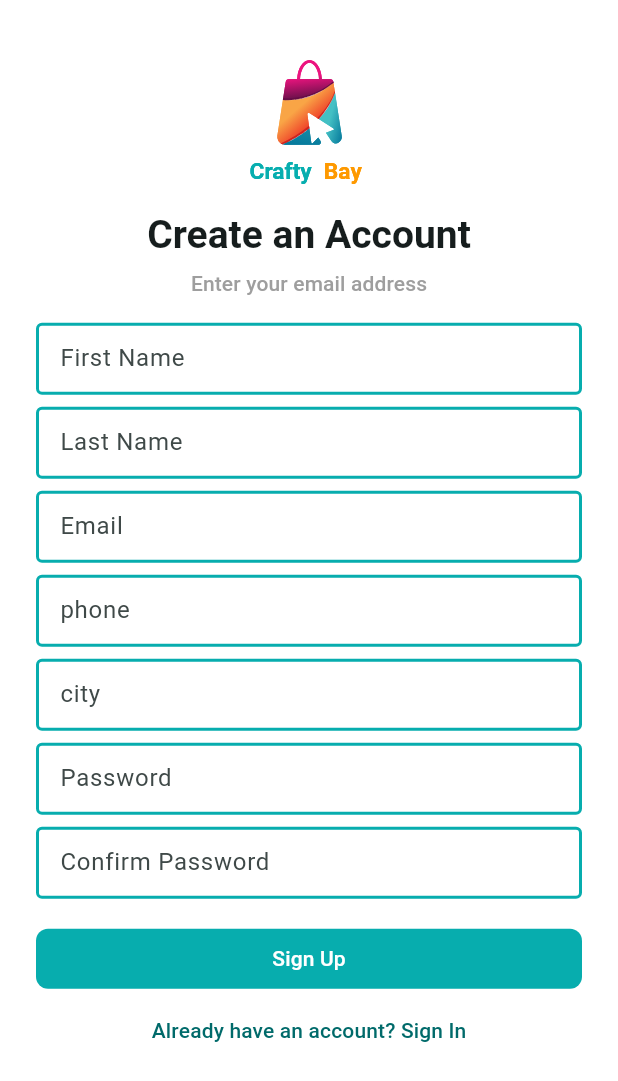
After one commit to kdrbipul/ostad_14_ecommerce_project_crafty_bay, a Flutter app: the SignUpScreen screen opened directly, on a phone screen of 412 x 824 dp. The commit adds this screen. Shown: the top 1081 px of the screen. Run offline on Flutter 3.47's test engine with Material 3 defaults, Android fonts, the phone set to English and light mode, and no system bars; our stand-ins replace email_validator, firebase_core, firebase_crashlytics, flutter_svg, shared_preferences; accounts and stored records are empty.

Commit message:
sign up screen complete

```diff
--- a/lib/app/extensions/localization_extension.dart
+++ b/lib/app/extensions/localization_extension.dart
@@ -2,6 +2,7 @@
 import 'package:flutter/material.dart';
 import 'package:ostad_14_ecommerce_project_crafty_bay/l10n/app_localizations.dart';
 
+
 extension LocalizationExtension on BuildContext {
   AppLocalizations get localization => AppLocalizations.of(this)!;
 }
--- a/lib/app/routes.dart
+++ b/lib/app/routes.dart
@@ -1,6 +1,7 @@
 import 'package:flutter/material.dart';
-import 'package:ostad_14_ecommerce_project_crafty_bay/features/auth/presentation/screens/sign_in_screen.dart';
 
+import '../features/auth/presentation/screens/sign_in_screen.dart';
+import '../features/auth/presentation/screens/sign_up_screen.dart';
 import '../features/auth/presentation/screens/splash_screen.dart';
 
 class AppRoutes {
@@ -11,6 +12,8 @@ class AppRoutes {
         widget = SplashScreen();
       case SignInScreen.name:
         widget = SignInScreen();
+      case SignUpScreen.name:
+        widget = SignUpScreen();
     }
     return MaterialPageRoute(builder: (ctx) => widget);
   }
--- a/lib/features/auth/presentation/screens/sign_in_screen.dart
+++ b/lib/features/auth/presentation/screens/sign_in_screen.dart
@@ -1,7 +1,8 @@
 import 'package:flutter/material.dart';
-import 'package:ostad_14_ecommerce_project_crafty_bay/features/shared/presentation/utils/validators.dart';
+import 'package:ostad_14_ecommerce_project_crafty_bay/features/auth/presentation/screens/sign_up_screen.dart';
 
 import '../../../../app/extensions/localization_extension.dart';
+import '../../../shared/presentation/utils/validators.dart';
 import '../widgets/app_logo.dart';
 
 class SignInScreen extends StatefulWidget {
@@ -68,7 +69,7 @@ class _SignInScreenState extends State<SignInScreen> {
                     child: Text(context.localization.signIn),
                   ),
                   TextButton(onPressed: _onTapSignUpButton,
-                      child: Text("Dont have an account? Sign Up"),
+                      child: Text("Don't have an account? Sign Up"),
                   ),
                 ],
               ),
@@ -84,7 +85,9 @@ class _SignInScreenState extends State<SignInScreen> {
 
     }
   }
-  void _onTapSignUpButton() {}
+  void _onTapSignUpButton() {
+    Navigator.pushNamed(context, SignUpScreen.name);
+  }
 
   @override
   void dispose() {
--- /dev/null
+++ b/lib/features/auth/presentation/screens/sign_up_screen.dart
@@ -0,0 +1,176 @@
+import 'package:flutter/material.dart';
+import 'package:ostad_14_ecommerce_project_crafty_bay/features/shared/presentation/utils/validators.dart';
+
+import '../../../../app/extensions/localization_extension.dart';
+import '../widgets/app_logo.dart';
+
+class SignUpScreen extends StatefulWidget {
+  const SignUpScreen({super.key});
+
+  static const String name = '/sing-up';
+
+  @override
+  State<SignUpScreen> createState() => _SignUpScreenState();
+}
+
+class _SignUpScreenState extends State<SignUpScreen> {
+  final TextEditingController _firstNameTEController = TextEditingController();
+  final TextEditingController _lastNameTEController = TextEditingController();
+  final TextEditingController _emailTEController = TextEditingController();
+  final TextEditingController _phoneTEController = TextEditingController();
+  final TextEditingController _cityTEController = TextEditingController();
+  final TextEditingController _passwordTEController = TextEditingController();
+  final TextEditingController _confirmPasswordTEController = TextEditingController();
+
+  final GlobalKey<FormState> _formKey = GlobalKey<FormState>();
+
+  @override
+  Widget build(BuildContext context) {
+    final textTheme = TextTheme.of(context);
+
+    return SafeArea(
+      child: Scaffold(
+        body: SingleChildScrollView(
+          child: Padding(
+            padding: const .all(24),
+            child: Form(
+              key: _formKey,
+              autovalidateMode: .onUserInteraction,
+              onChanged: () {},
+              child: Column(
+                children: [
+                  const SizedBox(height: 16),
+                  AppLogo(width: 80),
+                  const SizedBox(height: 16),
+                  Text('Create an Account', style: textTheme.titleLarge),
+                  const SizedBox(height: 6),
+                  Text('Enter your email address', style: textTheme.labelLarge),
+                  const SizedBox(height: 16),
+                  TextFormField(
+                    controller: _firstNameTEController,
+                    textInputAction: .next,
+                    keyboardType: .text,
+                    decoration: InputDecoration(
+                      labelText: context.localization.firstName,
+                      hintText: context.localization.firstName,
+                    ),
+                    validator: (String? value) => Validators.validateInput(
+                      value,
+                      "Enter your first name",
+                    ),
+                  ),
+                  const SizedBox(height: 8),
+                  TextFormField(
+                    controller: _lastNameTEController,
+                    textInputAction: .next,
+                    keyboardType: .text,
+                    decoration: InputDecoration(
+                      labelText: context.localization.lastName,
+                      hintText: context.localization.lastName,
+                    ),
+                    validator: (String? value) =>
+                        Validators.validateInput(value, "Enter your last name"),
+                  ),
+                  const SizedBox(height: 8),
+                  TextFormField(
+                    controller: _emailTEController,
+                    textInputAction: .next,
+                    keyboardType: .emailAddress,
+                    decoration: InputDecoration(
+                      labelText: context.localization.email,
+                      hintText: context.localization.email,
+                    ),
+                    validator: (String? value) =>
+                        Validators.validateEmail(value),
+                  ),
+                  const SizedBox(height: 8),
+                  TextFormField(
+                    controller: _phoneTEController,
+                    textInputAction: .next,
+                    keyboardType: .number,
+                    decoration: InputDecoration(
+                      labelText: context.localization.phone,
+                      hintText: context.localization.phone,
+                    ),
+                    validator: (String? value) => Validators.validateInput(
+                      value,
+                      "Enter your phone number",
+                    ),
+                  ),
+                  const SizedBox(height: 8),
+                  TextFormField(
+                    controller: _cityTEController,
+                    textInputAction: .next,
+                    keyboardType: .number,
+                    decoration: InputDecoration(
+                      labelText: context.localization.city,
+                      hintText: context.localization.city,
+                    ),
+                    validator: (String? value) => Validators.validateInput(
+                      value,
+                      "Enter your City",
+                    ),
+                  ),
+                  const SizedBox(height: 8),
+                  TextFormField(
+                    controller: _passwordTEController,
+                    obscureText: true,
+                    keyboardType: .visiblePassword,
+                    obscuringCharacter: '*',
+                    decoration: InputDecoration(
+                      labelText: context.localization.password,
+                      hintText: context.localization.password,
+                    ),
+                    validator: (input) => Validators.validatePassword(input),
+                  ),
+                  const SizedBox(height: 8),
+                  TextFormField(
+                    controller: _confirmPasswordTEController,
+                    obscureText: true,
+                    keyboardType: .visiblePassword,
+                    obscuringCharacter: '*',
+                    decoration: InputDecoration(
+                      labelText: context.localization.confirmPassword,
+                      hintText: context.localization.confirmPassword,
+                    ),
+                    validator: (input) => Validators.validatePassword(input),
+                  ),
+                  const SizedBox(height: 16),
+                  FilledButton(
+                    onPressed: _onTapSignUpButton,
+                    child: Text(context.localization.signUp),
+                  ),
+                  TextButton(
+                    onPressed: _onTapSignInButton,
+                    child: Text("Already have an account? Sign In"),
+                  ),
+                ],
+              ),
+            ),
+          ),
+        ),
+      ),
+    );
+  }
+
+  void _onTapSignInButton() {
+    Navigator.pop(context);
+  }
+
+  void _onTapSignUpButton() {
+    if (_formKey.currentState!.validate()) {}
+  }
+
+  @override
+  void dispose() {
+    // TODO: implement dispose
+    _firstNameTEController.dispose();
+    _lastNameTEController.dispose();
+    _emailTEController.dispose();
+    _phoneTEController.dispose();
+    _cityTEController.dispose();
+    _passwordTEController.dispose();
+    _confirmPasswordTEController.dispose();
+    super.dispose();
+  }
+}
--- a/lib/l10n/app_bn.arb
+++ b/lib/l10n/app_bn.arb
@@ -2,5 +2,11 @@
   "version" : "সংস্করণ",
   "email"   : "Email bn",
   "password" : "Password bn",
-  "signIn"    : "প্রবেশ করুন"
+  "signIn"    : "প্রবেশ করুন",
+  "signUp" : "Sign Up",
+  "firstName" : "নামের প্রথম অংশ",
+  "lastName" : "নামের শেষ অংশ",
+  "confirmPassword" : "Confirm Password",
+  "phone" : "মোবাইল নাম্বার",
+  "city" : "শহর"
 }
--- a/lib/l10n/app_en.arb
+++ b/lib/l10n/app_en.arb
@@ -2,5 +2,11 @@
     "version" : "Version",
     "email"   : "Email",
     "password" : "Password",
-    "signIn"    : "Sign In"
+    "signIn"    : "Sign In",
+    "signUp" : "Sign Up",
+    "firstName" : "First Name",
+    "lastName" : "Last Name",
+    "confirmPassword" : "Confirm Password",
+    "phone" : "phone",
+    "city" : "city"
 }
--- a/lib/l10n/app_localizations.dart
+++ b/lib/l10n/app_localizations.dart
@@ -121,6 +121,42 @@ abstract class AppLocalizations {
   /// In en, this message translates to:
   /// **'Sign In'**
   String get signIn;
+
+  /// No description provided for @signUp.
+  ///
+  /// In en, this message translates to:
+  /// **'Sign Up'**
+  String get signUp;
+
+  /// No description provided for @firstName.
+  ///
+  /// In en, this message translates to:
+  /// **'First Name'**
+  String get firstName;
+
+  /// No description provided for @lastName.
+  ///
+  /// In en, this message translates to:
+  /// **'Last Name'**
+  String get lastName;
+
+  /// No description provided for @confirmPassword.
+  ///
+  /// In en, this message translates to:
+  /// **'Confirm Password'**
+  String get confirmPassword;
+
+  /// No description provided for @phone.
+  ///
+  /// In en, this message translates to:
+  /// **'phone'**
+  String get phone;
+
+  /// No description provided for @city.
+  ///
+  /// In en, this message translates to:
+  /// **'city'**
+  String get city;
 }
 
 class _AppLocalizationsDelegate
--- a/lib/l10n/app_localizations_bn.dart
+++ b/lib/l10n/app_localizations_bn.dart
@@ -19,4 +19,22 @@ class AppLocalizationsBn extends AppLocalizations {
 
   @override
   String get signIn => 'প্রবেশ করুন';
+
+  @override
+  String get signUp => 'Sign Up';
+
+  @override
+  String get firstName => 'নামের প্রথম অংশ';
+
+  @override
+  String get lastName => 'নামের শেষ অংশ';
+
+  @override
+  String get confirmPassword => 'Confirm Password';
+
+  @override
+  String get phone => 'মোবাইল নাম্বার';
+
+  @override
+  String get city => 'শহর';
 }
--- a/lib/l10n/app_localizations_en.dart
+++ b/lib/l10n/app_localizations_en.dart
@@ -19,4 +19,22 @@ class AppLocalizationsEn extends AppLocalizations {
 
   @override
   String get signIn => 'Sign In';
+
+  @override
+  String get signUp => 'Sign Up';
+
+  @override
+  String get firstName => 'First Name';
+
+  @override
+  String get lastName => 'Last Name';
+
+  @override
+  String get confirmPassword => 'Confirm Password';
+
+  @override
+  String get phone => 'phone';
+
+  @override
+  String get city => 'city';
 }
```
